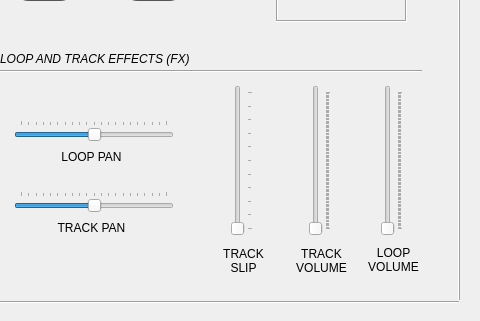
The window that audnauseum/gui/looper.ui (AudNauseum/AudNauseum) describes before a commit, drawn with Qt 5; both pictures show x 341 to 821 and y 289 to 610 of the 821 by 610 pixel window.
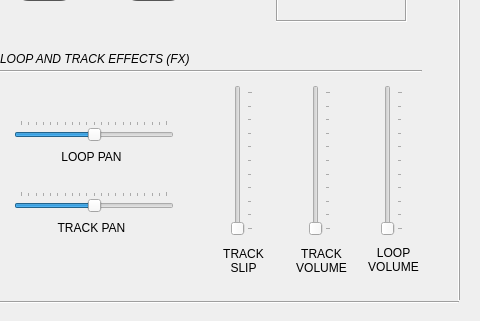
The same window after the commit. Icons and pictures are not drawn.

Commit message: connected gui loop volume control to looper, fixed bugs in loop with math and float in range logic, tweaked ticks on gui volume slider, track volume is commented out for now

```diff
--- a/audnauseum/gui/looper.ui
+++ b/audnauseum/gui/looper.ui
@@ -1090,7 +1090,7 @@
     <enum>QSlider::TicksBelow</enum>
    </property>
    <property name="tickInterval">
-    <number>1</number>
+    <number>10</number>
    </property>
   </widget>
   <widget class="QLabel" name="label_23">
@@ -1155,7 +1155,7 @@
     <enum>QSlider::TicksBelow</enum>
    </property>
    <property name="tickInterval">
-    <number>1</number>
+    <number>10</number>
    </property>
   </widget>
   <widget class="QLabel" name="label_25">
```
The commit also changes 2 other files.
